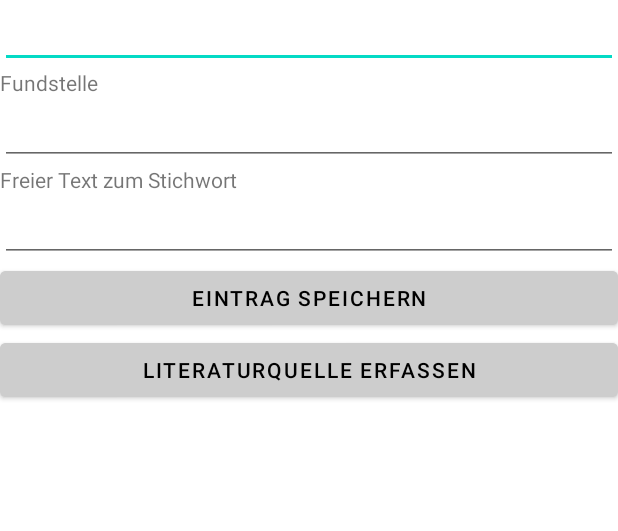
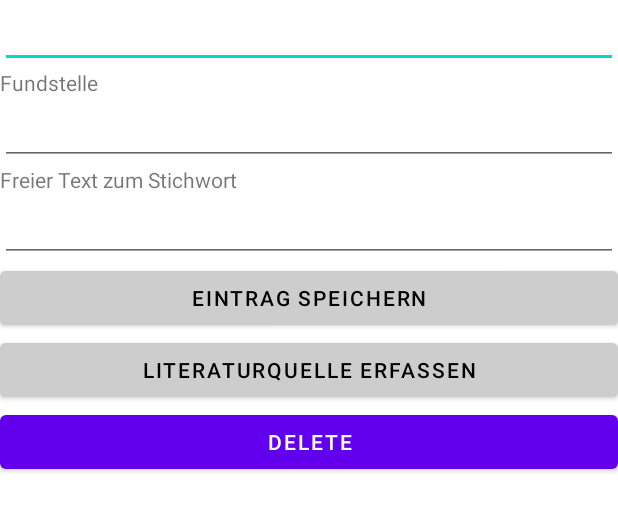
Before and after one commit to NekopiCode/SQLite-Book-Registr, an Android app: the MainActivity screen opened directly, with no data from a screen before it, on a phone screen of 412 x 824 dp, the part 142-673 px from its top. Run offline under Robolectric (Android 15) with nearby library versions, the phone set to English and light mode, and no system bars.

```diff
--- a/app/src/main/res/layout/activity_main.xml
+++ b/app/src/main/res/layout/activity_main.xml
@@ -65,5 +65,11 @@
         android:text="@string/Literaturquelle_erfassen"
         android:backgroundTint="@color/greywhite"
         android:textColor="@color/black"/>
+
+    <Button
+        android:id="@+id/button_delete"
+        android:layout_width="match_parent"
+        android:layout_height="wrap_content"
+        android:text="delete" />
 </LinearLayout>
 </ScrollView>
```
Also changed, not shown: app/src/main/java/and05/lektion3/stichwortregister/MainActivity.kt (+11 -11 lines), app/src/main/java/and05/lektion3/stichwortregister/StichwortRegisterHelper.kt (+8 -4 lines), app/src/main/java/and05/lektion3/stichwortregister/activity_source.kt (+8 -18 lines).
